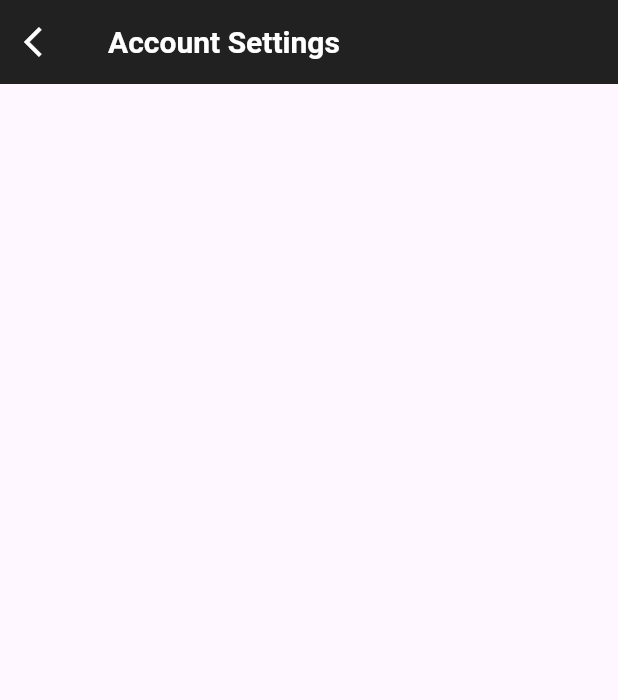
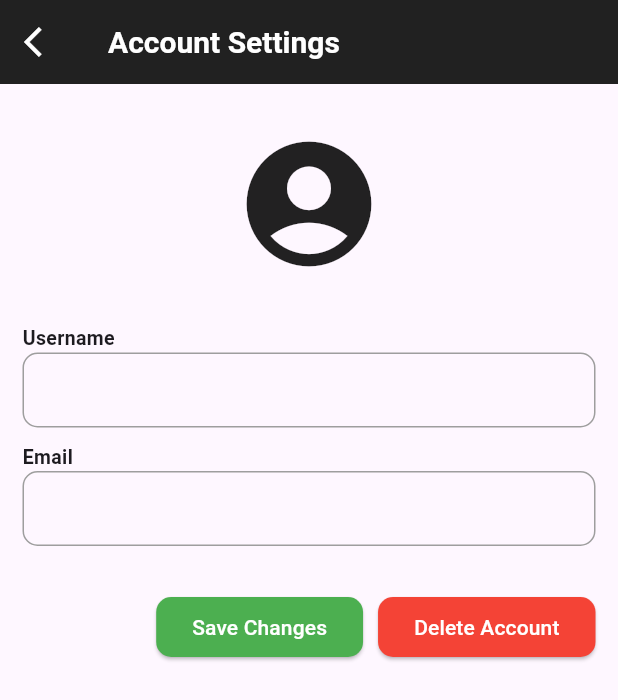
Before and after one commit to opeoluwa7/New-Trial-Todo, a Flutter app: the SettingsPage screen opened by its route, on a phone screen of 412 x 824 dp. Shown: the top 700 px of the screen. Run offline on Flutter 3.47's test engine with Material 3 defaults, Android fonts, the phone set to English and light mode, and no system bars; our stand-ins replace cloud_firestore, firebase_auth, firebase_core, flutter_slidable; accounts and stored records are empty; network calls fail.

```diff
--- /dev/null
+++ b/lib/components/my_elevated_button.dart
@@ -0,0 +1,25 @@
+import 'package:flutter/material.dart';
+
+class MyElevatedButton extends StatelessWidget {
+  const MyElevatedButton({super.key, this.onPressed, required this.text, required this.color});
+  final void Function()? onPressed;
+  final String text;
+  final Color color;
+
+  @override
+  Widget build(BuildContext context) {
+    return ElevatedButton(
+      onPressed: onPressed,
+      style: ElevatedButton.styleFrom(
+        backgroundColor: color,
+        shape: RoundedRectangleBorder(
+          borderRadius: BorderRadius.circular(10),
+        ),
+      ),
+      child: Text(
+        text,
+        style: const TextStyle(color: Colors.white),
+      ),
+    );
+  }
+}
--- a/lib/components/my_list_tile.dart
+++ b/lib/components/my_list_tile.dart
@@ -1,62 +1,50 @@
-import 'package:cloud_firestore/cloud_firestore.dart';
 import 'package:flutter/material.dart';
-import 'package:flutter_slidable/flutter_slidable.dart';
-import 'package:myapp/components/my_dialog_box.dart';
-import 'package:myapp/components/my_slidable_item.dart';
-import 'package:myapp/model/todo_model.dart';
-import 'package:myapp/providers/db_provider.dart';
 
-class MyListTile extends StatefulWidget {
-  MyListTile({super.key, required this.task, required this.controller});
-  final DocumentSnapshot task;
-  final DbProvider dbProvider = DbProvider();
+class MyNewListTile extends StatelessWidget {
+  const MyNewListTile({super.key, required this.text, required this.header, required this.controller});
+  final String text;
+  final String header;
   final TextEditingController controller;
 
   @override
-  State<MyListTile> createState() => _MyListTileState();
-}
-
-class _MyListTileState extends State<MyListTile> {
-  bool get isChecked => widget.task['isCompleted'] ?? false;
-  @override
   Widget build(BuildContext context) {
-    return Slidable(
-      endActionPane: ActionPane(motion: const StretchMotion(), children: [
-        MySlidableItem(
-          labelText: 'Edit',
-            icon: Icons.edit,
-            color: Colors.white,
-            onPressed: (context) {
-              widget.controller.text = widget.task['title'];
-              showDialog(
-                  context: context,
-                  builder: (context) => MyDialogBox(
-                        controller: widget.controller,
-                        taskId: widget.task.id,
-                      ));
-            }),
-        MySlidableItem(
-          labelText: 'Delete',
-          color: Colors.red,
-          icon: Icons.delete,
-          onPressed: (context) {
-            widget.dbProvider.deleteTodo(widget.task.id);
-          },
-        )
-      ]),
-      child: CheckboxListTile(
-        value: isChecked,
-        onChanged: (bool? value) {
-          widget.dbProvider.updateTodo(
-              Todo(
-                id: widget.task.id,
-                title: widget.task['title'],
-                isCompleted: value!,
+    return Column(
+      crossAxisAlignment: CrossAxisAlignment.start,
+      children: [
+        Text(
+          header,
+          style: const TextStyle(fontSize: 13, fontWeight: FontWeight.bold),
+        ),
+        Container(
+            //alignment: Alignment.centerLeft,
+            padding: const EdgeInsets.symmetric(
+              horizontal: 10,
+            ),
+            //width: 170,
+            //height: 50,
+            //padding: const EdgeInsets.all(10),
+            decoration: BoxDecoration(
+              border: Border.all(width: 1, color: Colors.grey),
+              borderRadius: BorderRadius.circular(10),
+            ),
+            child: TextField(
+              controller: controller,
+              decoration: const InputDecoration(
+                border: InputBorder.none,
+                //labelText: header,
               ),
-              widget.task.id);
-        },
-        title: Text(widget.task['title']),
-      ),
+            )),
+      ],
     );
   }
 }
+
+/* Padding(
+        padding: const EdgeInsets.symmetric(horizontal: 10),
+        child: Container(
+          decoration:
+              BoxDecoration(border: Border.all(width: 1, color: Colors.grey)),
+          child: ListTile(
+            title: Text(text),
+          ),
+        ));*/
--- a/lib/components/my_pop_up_item.dart
+++ b/lib/components/my_pop_up_item.dart
@@ -8,6 +8,10 @@ class MyPopUpItem extends StatelessWidget {
   @override
   Widget build(BuildContext context) {
     return PopupMenuItem(
-        child: TextButton(onPressed: onPressed, child: Text(text)));
+      child: TextButton(
+        onPressed: onPressed,
+        child: Text(text),
+      ),
+    );
   }
 }
--- a/lib/pages/home_page.dart
+++ b/lib/pages/home_page.dart
@@ -2,7 +2,7 @@
 import 'package:flutter/material.dart';
 //import 'package:hive_flutter/hive_flutter.dart';
 import 'package:myapp/components/my_dialog_box.dart';
-import 'package:myapp/components/my_list_tile.dart';
+import 'package:myapp/components/my_checkbox_list_tile.dart';
 import 'package:myapp/providers/auth_provider.dart';
 //import 'package:myapp/model/todo_model.dart';
 //import 'package:myapp/model/todo_model.dart';
@@ -67,6 +67,8 @@ class _HomePageState extends State<HomePage> {
                       child: TextButton(
                           onPressed: () async {
                             Navigator.pop(context);
+                            Navigator.pushNamedAndRemoveUntil(
+                                context, '/', (route) => false);
                             await baseAuth.signOut();
                           },
                           child: Text(
--- a/lib/pages/settings_page.dart
+++ b/lib/pages/settings_page.dart
@@ -1,6 +1,10 @@
 //import 'package:cloud_firestore/cloud_firestore.dart';
 import 'package:firebase_auth/firebase_auth.dart';
 import 'package:flutter/material.dart';
+import 'package:myapp/components/delete_dialog.dart';
+import 'package:myapp/components/my_elevated_button.dart';
+//import 'package:myapp/components/my_checkbox_list_tile.dart';
+import 'package:myapp/components/my_list_tile.dart';
 import 'package:myapp/model/user_model.dart';
 //import 'package:myapp/components/my_text_field.dart';
 import 'package:myapp/providers/db_provider.dart';
@@ -18,13 +22,35 @@ class _SettingsPageState extends State<SettingsPage> {
   //User? currentUser;
   //final String userId;
   final currentUser = FirebaseAuth.instance.currentUser;
+  late TextEditingController usernameController;
+  late TextEditingController emailController;
+
+  @override
+  void initState() {
+    // TODO: implement initState
+    super.initState();
+    usernameController = TextEditingController();
+    emailController = TextEditingController();
+  }
+
+  @override
+  void dispose() {
+    // TODO: implement dispose
+    super.dispose();
+    usernameController.dispose();
+    emailController.dispose();
+  }
 
   //var userId = currentUser?.uid;
 
   @override
   Widget build(BuildContext context) {
     print('Current User UID: ${currentUser?.uid}');
-    return Scaffold(
+    return GestureDetector(
+      onTap: () {
+        FocusManager.instance.primaryFocus?.unfocus();
+      },
+      child: Scaffold(
         backgroundColor: Colors.grey[300],
         appBar: AppBar(
           backgroundColor: Colors.grey[900],
@@ -38,7 +64,6 @@ class _SettingsPageState extends State<SettingsPage> {
               onPressed: () async {
                 Navigator.popAndPushNamed(context, '/home');
                 //await FirebaseFirestore.instance.clearPersistence();
-
               },
               icon: const Icon(Icons.arrow_back_ios)),
         ),
@@ -57,18 +82,93 @@ class _SettingsPageState extends State<SettingsPage> {
                   if (snapshot.hasData) {
                     print('Fetching document with ID: ${currentUser!.uid}');
                     final user = snapshot.data as UserModel;
-                  final username = user.username;
-                  final email = user.email;
+                    final username = usernameController.text = user.username;
+                    final email = emailController.text = user.email;
+                    final id = user.id;
 
                     return Scaffold(
                       body: ListView(
                         children: [
-                        ListTile(
-                          title: Text(username),
+                          const SizedBox(
+                            height: 30,
                           ),
-                        ListTile(
-                          title: Text(email),
+                          const Icon(
+                            Icons.account_circle_rounded,
+                            size: 100,
                           ),
+                          const SizedBox(
+                            height: 30,
+                          ),
+                          Padding(
+                            padding: const EdgeInsets.symmetric(horizontal: 15),
+                            child: Column(
+                              crossAxisAlignment: CrossAxisAlignment.start,
+                              children: [
+                                MyNewListTile(
+                                  header: 'Username',
+                                  text: username,
+                                  controller: usernameController,
+                                ),
+                                const SizedBox(
+                                  height: 10,
+                                ),
+                                MyNewListTile(
+                                  header: 'Email',
+                                  text: email,
+                                  controller: emailController,
+                                ),
+                                const SizedBox(
+                                  height: 30,
+                                ),
+                                Row(
+                                  mainAxisAlignment: MainAxisAlignment.end,
+                                  children: [
+                                    MyElevatedButton(
+                                      text: 'Save Changes',
+                                      color: Colors.green,
+                                      onPressed: () async {
+                                        UserModel updatedUser = UserModel(
+                                            username: username,
+                                            email: email,
+                                            id: id);
+
+                                        try {
+                                          await widget.dbProvider
+                                              .updateUser(updatedUser, user.id);
+                                          ScaffoldMessenger.of(context)
+                                              .showSnackBar(
+                                            const SnackBar(
+                                                content: Text(
+                                                    'Changes saved successfully!')),
+                                          );
+                                        } catch (e) {
+                                          ScaffoldMessenger.of(context)
+                                              .showSnackBar(
+                                            const SnackBar(
+                                                content: Text(
+                                                    'Failed to save changes.')),
+                                          );
+                                        }
+                                      },
+                                    ),
+                                    const SizedBox(
+                                      width: 10,
+                                    ),
+                                    MyElevatedButton(
+                                      text: 'Delete Account',
+                                      color: Colors.red,
+                                      onPressed: () {
+                                        showDialog(
+                                            context: context,
+                                            builder: (context) =>
+                                                DeleteDialog(id: id,));
+                                      },
+                                    )
+                                  ],
+                                ),
+                              ],
+                            ),
+                          )
                         ],
                       ),
                     );
@@ -81,6 +181,7 @@ class _SettingsPageState extends State<SettingsPage> {
                   }
                 },
               ),
+      ),
     );
   }
 }
--- a/lib/providers/db_provider.dart
+++ b/lib/providers/db_provider.dart
@@ -8,7 +8,8 @@ class DbProvider {
 
   Future createUser(UserModel user) async {
     final Map<String, dynamic> userData = user.toMap();
-    await users.add(userData);
+    //await users.add(userData);
+    await users.doc(user.id).set(userData);
   }
 
   /*Stream<QuerySnapshot> fetchUsers() {
@@ -22,8 +23,7 @@ class DbProvider {
   }*/
 
   Future<UserModel?> fetchUserData(String userId) async {
-    final DocumentSnapshot snapshot =
-        await users.doc(userId).get();
+    final DocumentSnapshot snapshot = await users.doc(userId).get();
 
     if (snapshot.exists) {
       Map<String, dynamic> userData = snapshot.data() as Map<String, dynamic>;
```
Also changed, not shown: lib/components/delete_dialog.dart (added, +56 -0 lines), lib/components/my_checkbox_list_tile.dart (added, +62 -0 lines). Lines whose indentation alone changed are shown as unchanged.
